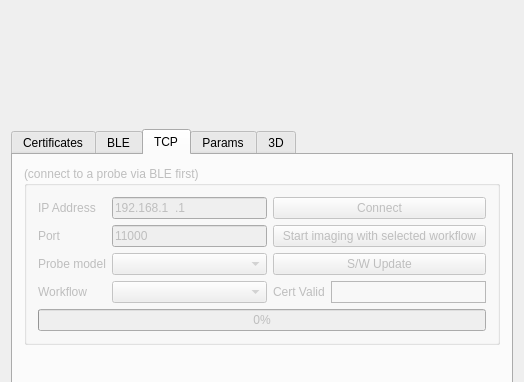
Old version of the form examples/solum_qt/solumqt.ui in the repository dev-threads/solum; both pictures show x 0 to 524 and y 0 to 382 of the 524 by 705 pixel window.
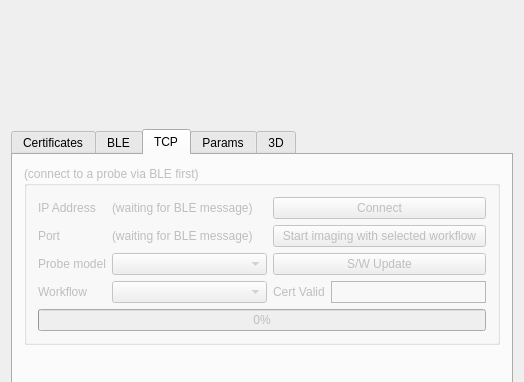
New version of the form. The open tabs and pages were chosen to show the change. Custom widgets are drawn as their Qt base class.

Commit message:
Qt: TCP: remove editability of the IP and port fields
The ports change in unpredictable ways all the time anyway. And as
we've seen in the previous commit, this app only ever works with a BLE
connection to a single probe.

Patch:
```diff
--- a/examples/solum_qt/solumqt.ui
+++ b/examples/solum_qt/solumqt.ui
@@ -370,25 +370,22 @@
           </property>
           <layout class="QGridLayout">
            <item row="2" column="1">
-            <widget class="QLineEdit" name="port">
+            <widget class="QLabel" name="port">
              <property name="text">
-              <string>11000</string>
+              <string>(waiting for BLE message)</string>
              </property>
             </widget>
            </item>
            <item row="1" column="1">
-            <widget class="QLineEdit" name="ip">
+            <widget class="QLabel" name="ip">
              <property name="sizePolicy">
               <sizepolicy hsizetype="Expanding" vsizetype="Fixed">
                <horstretch>1</horstretch>
                <verstretch>0</verstretch>
               </sizepolicy>
              </property>
-             <property name="inputMask">
-              <string>000.000.000.000</string>
-             </property>
              <property name="text">
-              <string>192.168.1.1</string>
+              <string>(waiting for BLE message)</string>
              </property>
             </widget>
            </item>
```
Left out of the diff: 5 changed lines with no effect on the pictures. The commit also changes 1 other file.
